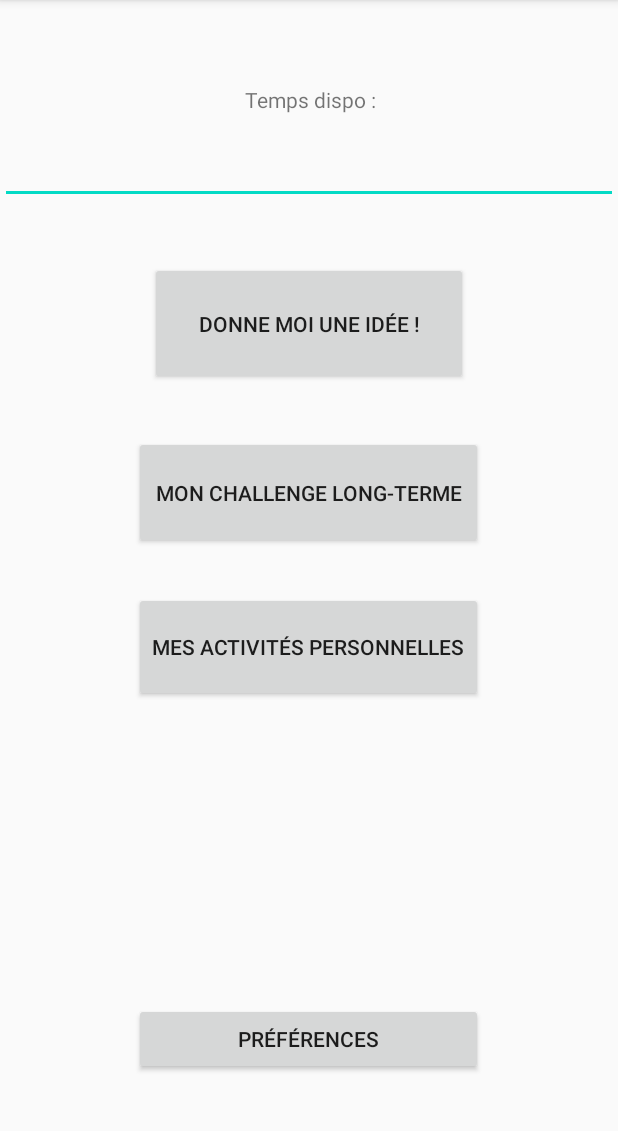
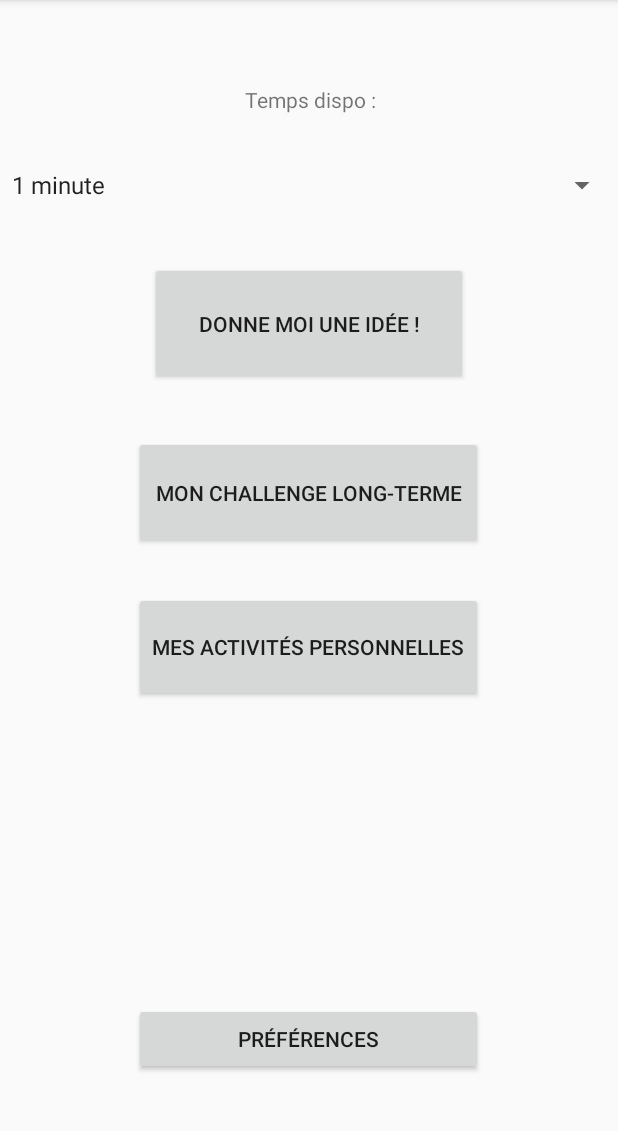
Before and after one commit to thomasNah/Timator_3000, an Android app: the screen it shows after launch (MainActivity), on a phone screen of 412 x 824 dp, the part 84-1215 px from its top. Run offline under Robolectric (Android 15) with nearby library versions, the light colour scheme and no system bars.

Commit message:
Lien avec layout fait

```diff
--- a/app/src/main/java/fr/ecam/color/timator_3000/MainActivity.java
+++ b/app/src/main/java/fr/ecam/color/timator_3000/MainActivity.java
@@ -3,12 +3,40 @@ package fr.ecam.color.timator_3000;
 import androidx.appcompat.app.AppCompatActivity;
 
 import android.os.Bundle;
+import android.view.View;
+import android.widget.ArrayAdapter;
+import android.widget.Button;
+import android.widget.Spinner;
+import android.widget.TextView;
+
+import java.util.ArrayList;
 
 public class MainActivity extends AppCompatActivity {
+
+    Spinner spinnerTempsDispo;
+    Button giveAnIdeaButton;
+    Button challengeLongTerme;
+    Button activitePersoButton;
+    Button preferencesButton;
 
     @Override
     protected void onCreate(Bundle savedInstanceState) {
         super.onCreate(savedInstanceState);
         setContentView(R.layout.activity_main);
+
+        //DECLARATION VARIABLE LAYOUT
+        TextView tempsDispo = findViewById(R.id.tempsDispo);
+        spinnerTempsDispo = findViewById(R.id.spinnerTempsDispo);
+        giveAnIdeaButton = findViewById(R.id.giveAnIdeaButton);
+        challengeLongTerme = findViewById(R.id.challengeLongTermeButton);
+        activitePersoButton = findViewById(R.id.activitePersoButton);
+        preferencesButton = findViewById(R.id.preferencesButton);
+
+        //PROPRE AU SPINNER (LISTE DEROULANTE POUR SELECTION DU TEMPS)
+        ArrayAdapter<CharSequence> adapter = ArrayAdapter.createFromResource(this,
+                R.array.arrayTempsDispo, android.R.layout.simple_spinner_item);
+        adapter.setDropDownViewResource(android.R.layout.simple_spinner_dropdown_item);
+        spinnerTempsDispo.setAdapter(adapter);
+
     }
 }
--- a/app/src/main/res/layout/activity_main.xml
+++ b/app/src/main/res/layout/activity_main.xml
@@ -24,14 +24,12 @@
         android:gravity="center_horizontal"
         android:text="Temps dispo :" />
 
-    <EditText
-        android:id="@+id/tempsDispoInput"
+    <Spinner
+        android:id="@+id/spinnerTempsDispo"
         android:layout_width="match_parent"
         android:layout_height="wrap_content"
         android:layout_below="@+id/baseVideRelativeLayout"
-        android:layout_marginTop="71dp"
-        android:ems="10"
-        android:inputType="number" />
+        android:layout_marginTop="92dp"/>
 
     <Button
         android:id="@+id/giveAnIdeaButton"
@@ -97,4 +95,6 @@
         android:layout_marginRight="90dp"
         android:text="Préférences" />
 
+
+
 </RelativeLayout>
--- a/app/src/main/res/values/strings.xml
+++ b/app/src/main/res/values/strings.xml
@@ -1,3 +1,16 @@
 <resources>
     <string name="app_name">Timator_3000</string>
+
+    <string-array name="arrayTempsDispo">
+        <item>1 minute</item>
+        <item>2 minutes</item>
+        <item>5 minutes</item>
+        <item>10 minutes</item>
+        <item>20 minutes</item>
+        <item>30 minutes</item>
+        <item>45 minutes</item>
+        <item>1h</item>
+        <item>1h30</item>
+    </string-array>
+
 </resources>
```
